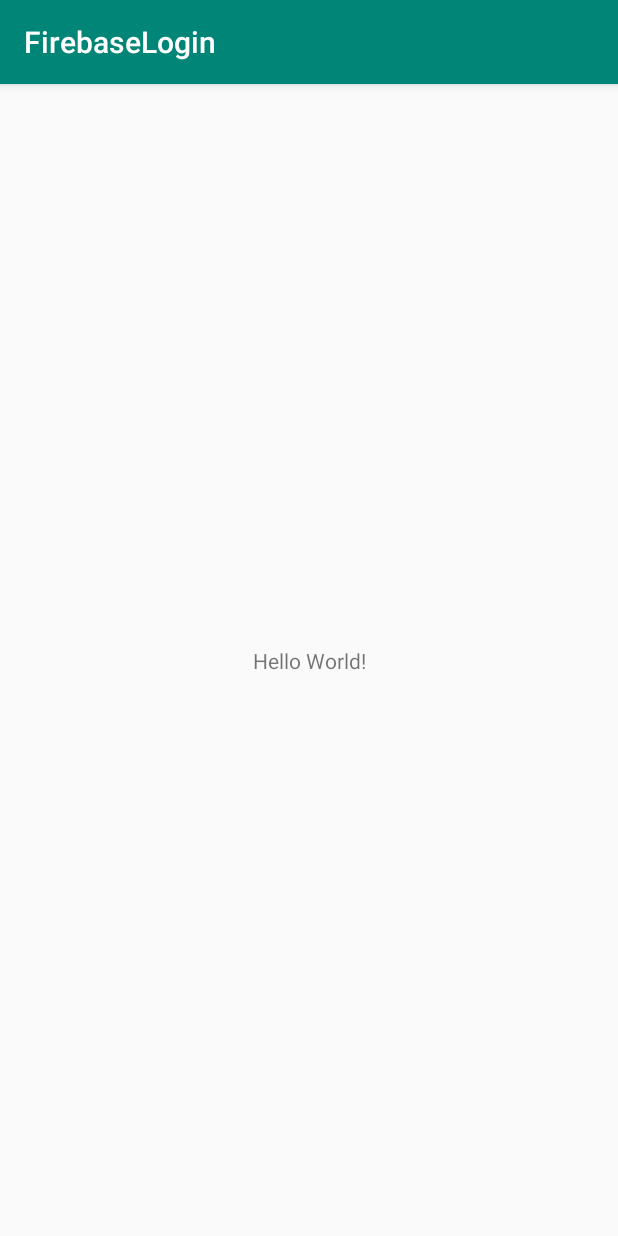
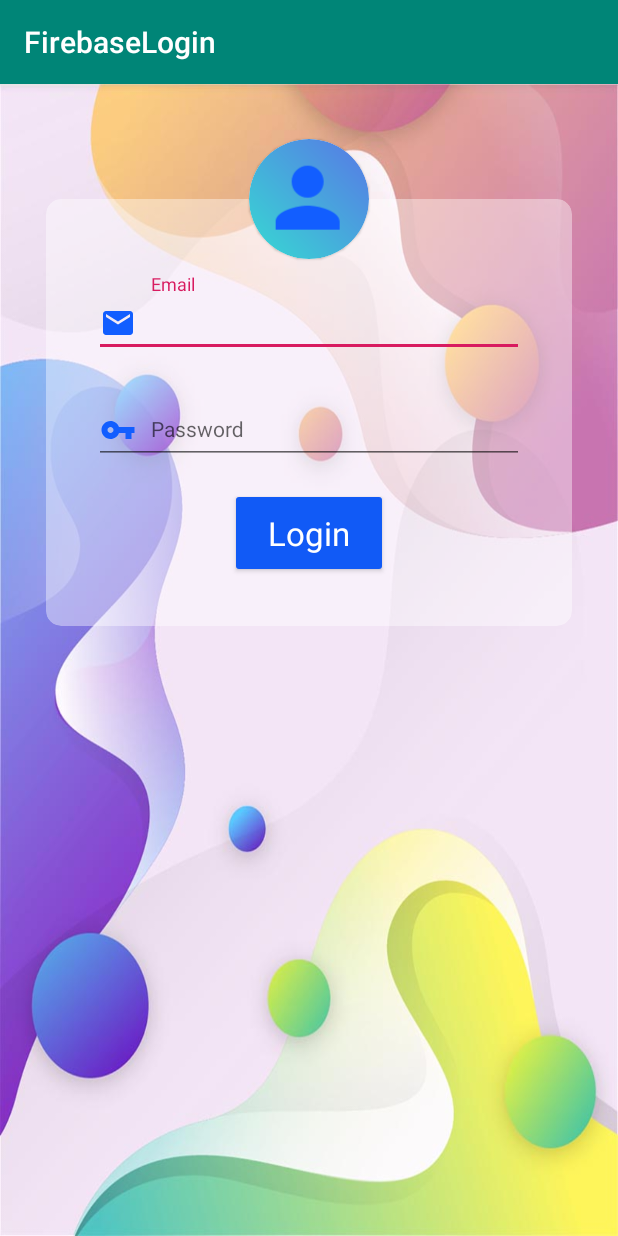
Before and after one commit to animevn/FirebaseLoginFragment, an Android app: the screen it shows after launch (MainActivity), on a phone screen of 412 x 824 dp. Run offline under Robolectric (Android 15) with nearby library versions, the phone set to English and light mode, and no system bars.

Commit message:
adding background icon

```diff
--- /dev/null
+++ b/app/src/main/java/com/animevn/firebaselogin/FragmentLogin.java
@@ -0,0 +1,22 @@
+package com.animevn.firebaselogin;
+
+import android.os.Bundle;
+import android.view.LayoutInflater;
+import android.view.View;
+import android.view.ViewGroup;
+
+import androidx.annotation.NonNull;
+import androidx.annotation.Nullable;
+import androidx.fragment.app.Fragment;
+
+public class FragmentLogin extends Fragment {
+
+    @Nullable
+    @Override
+    public View onCreateView(@NonNull LayoutInflater inflater,
+                             @Nullable ViewGroup container,
+                             @Nullable Bundle savedInstanceState) {
+
+        return inflater.inflate(R.layout.fragment_login, container, false);
+    }
+}
--- /dev/null
+++ b/app/src/main/res/drawable/background.xml
@@ -0,0 +1,16 @@
+<?xml version="1.0" encoding="utf-8"?>
+<shape xmlns:android="http://schemas.android.com/apk/res/android">
+
+    <gradient
+        android:startColor="#36dad2"
+        android:endColor="#5877e6"
+        android:angle="45" />
+
+    <size
+        android:width="30dp"
+        android:height="30dp"/>
+    <corners
+        android:radius="15dp"/>
+
+
+</shape>
--- /dev/null
+++ b/app/src/main/res/drawable/email.xml
@@ -0,0 +1,5 @@
+<vector android:height="24dp" android:tint="#125EFF"
+    android:viewportHeight="24.0" android:viewportWidth="24.0"
+    android:width="24dp" xmlns:android="http://schemas.android.com/apk/res/android">
+    <path android:fillColor="#FF000000" android:pathData="M20,4L4,4c-1.1,0 -1.99,0.9 -1.99,2L2,18c0,1.1 0.9,2 2,2h16c1.1,0 2,-0.9 2,-2L22,6c0,-1.1 -0.9,-2 -2,-2zM20,8l-8,5 -8,-5L4,6l8,5 8,-5v2z"/>
+</vector>
--- /dev/null
+++ b/app/src/main/res/drawable/icon.xml
@@ -0,0 +1,7 @@
+<?xml version="1.0" encoding="utf-8"?>
+<layer-list xmlns:android="http://schemas.android.com/apk/res/android">
+
+    <item android:drawable="@drawable/background"/>
+    <item android:drawable="@drawable/person"
+        android:gravity="center"/>
+</layer-list>
--- /dev/null
+++ b/app/src/main/res/drawable/password.xml
@@ -0,0 +1,5 @@
+<vector android:height="24dp" android:tint="#125EFF"
+    android:viewportHeight="24.0" android:viewportWidth="24.0"
+    android:width="24dp" xmlns:android="http://schemas.android.com/apk/res/android">
+    <path android:fillColor="#FF000000" android:pathData="M12.65,10C11.83,7.67 9.61,6 7,6c-3.31,0 -6,2.69 -6,6s2.69,6 6,6c2.61,0 4.83,-1.67 5.65,-4H17v4h4v-4h2v-4H12.65zM7,14c-1.1,0 -2,-0.9 -2,-2s0.9,-2 2,-2 2,0.9 2,2 -0.9,2 -2,2z"/>
+</vector>
--- /dev/null
+++ b/app/src/main/res/drawable/person.xml
@@ -0,0 +1,10 @@
+<vector
+    android:height="24dp"
+    android:tint="#125EFF"
+    android:viewportHeight="24.0"
+    android:viewportWidth="24.0"
+    android:width="24dp" xmlns:android="http://schemas.android.com/apk/res/android">
+    <path
+        android:fillColor="#FF000000"
+        android:pathData="M12,12c2.21,0 4,-1.79 4,-4s-1.79,-4 -4,-4 -4,1.79 -4,4 1.79,4 4,4zM12,14c-2.67,0 -8,1.34 -8,4v2h16v-2c0,-2.66 -5.33,-4 -8,-4z"/>
+</vector>
--- a/app/src/main/res/layout/activity_main.xml
+++ b/app/src/main/res/layout/activity_main.xml
@@ -1,18 +1,26 @@
 <?xml version="1.0" encoding="utf-8"?>
-<androidx.constraintlayout.widget.ConstraintLayout xmlns:android="http://schemas.android.com/apk/res/android"
+<androidx.constraintlayout.widget.ConstraintLayout
+    xmlns:android="http://schemas.android.com/apk/res/android"
     xmlns:app="http://schemas.android.com/apk/res-auto"
     xmlns:tools="http://schemas.android.com/tools"
+    android:id="@+id/constraintLayoutHome"
     android:layout_width="match_parent"
     android:layout_height="match_parent"
+    android:background="@android:color/transparent"
     tools:context=".MainActivity">
 
-    <TextView
-        android:layout_width="wrap_content"
-        android:layout_height="wrap_content"
-        android:text="Hello World!"
+
+    <fragment
+        android:id="@+id/fragmentNav"
+        android:name="androidx.navigation.fragment.NavHostFragment"
+        android:layout_width="match_parent"
+        android:layout_height="match_parent"
+        app:defaultNavHost="true"
         app:layout_constraintBottom_toBottomOf="parent"
-        app:layout_constraintLeft_toLeftOf="parent"
-        app:layout_constraintRight_toRightOf="parent"
-        app:layout_constraintTop_toTopOf="parent" />
+        app:layout_constraintEnd_toEndOf="parent"
+        app:layout_constraintStart_toStartOf="parent"
+        app:layout_constraintTop_toTopOf="parent"
+        app:navGraph="@navigation/navigation"
+        tools:layout="@layout/fragment_login" />
 
 </androidx.constraintlayout.widget.ConstraintLayout>
--- /dev/null
+++ b/app/src/main/res/layout/fragment_login.xml
@@ -0,0 +1,122 @@
+<?xml version="1.0" encoding="utf-8"?>
+<androidx.constraintlayout.widget.ConstraintLayout xmlns:android="http://schemas.android.com/apk/res/android"
+    xmlns:app="http://schemas.android.com/apk/res-auto"
+    android:id="@+id/constraintLayoutContainter"
+    android:layout_width="match_parent"
+    android:layout_height="match_parent"
+    android:background="@drawable/bg"
+    android:fitsSystemWindows="true">
+
+    <androidx.constraintlayout.widget.Guideline
+        android:id="@+id/guidelineLoginImage"
+        android:layout_width="wrap_content"
+        android:layout_height="wrap_content"
+        android:orientation="horizontal"
+        app:layout_constraintGuide_percent=".1"
+        />
+
+    <androidx.cardview.widget.CardView
+        android:id="@+id/cardViewLoginGroup"
+        android:layout_width="0dp"
+        android:layout_height="wrap_content"
+        android:backgroundTint="@color/cardViewBackground"
+        app:cardCornerRadius="10dp"
+        app:cardElevation="0dp"
+        app:layout_constraintEnd_toEndOf="parent"
+        app:layout_constraintHeight_percent=".6"
+        app:layout_constraintStart_toStartOf="parent"
+        app:layout_constraintTop_toTopOf="@id/guidelineLoginImage"
+        app:layout_constraintWidth_percent=".85">
+
+        <androidx.constraintlayout.widget.ConstraintLayout
+            android:id="@+id/constraintLayoutLoginGroup"
+            android:layout_width="match_parent"
+            android:layout_height="wrap_content">
+
+            <com.google.android.material.textfield.TextInputLayout
+                android:id="@+id/textInputEmail"
+                android:layout_width="0dp"
+                android:layout_height="wrap_content"
+                android:layout_marginStart="32dp"
+                android:layout_marginTop="50dp"
+                android:layout_marginEnd="32dp"
+                app:layout_constraintEnd_toEndOf="parent"
+                app:layout_constraintStart_toStartOf="parent"
+                app:layout_constraintTop_toTopOf="parent">
+
+                <com.google.android.material.textfield.TextInputEditText
+                    android:id="@+id/editTextEmail"
+                    android:layout_width="match_parent"
+                    android:layout_height="wrap_content"
+                    android:drawableStart="@drawable/email"
+                    android:drawablePadding="10dp"
+                    android:hint="@string/email_hint"
+                    android:textAppearance="@style/TextAppearance.AppCompat.Small" />
+            </com.google.android.material.textfield.TextInputLayout>
+
+            <com.google.android.material.textfield.TextInputLayout
+                android:id="@+id/textInputPassword"
+                android:layout_width="0dp"
+                android:layout_height="wrap_content"
+                android:layout_marginStart="32dp"
+                android:layout_marginTop="16dp"
+                android:layout_marginEnd="32dp"
+                app:layout_constraintEnd_toEndOf="parent"
+                app:layout_constraintStart_toStartOf="parent"
+                app:layout_constraintTop_toBottomOf="@+id/textInputEmail">
+
+                <com.google.android.material.textfield.TextInputEditText
+                    android:id="@+id/editTextPassword"
+                    android:layout_width="match_parent"
+                    android:layout_height="wrap_content"
+                    android:drawableStart="@drawable/password"
+                    android:drawablePadding="10dp"
+                    android:hint="@string/password_hint"
+                    android:textAppearance="@style/TextAppearance.AppCompat.Small" />
+            </com.google.android.material.textfield.TextInputLayout>
+
+            <Button
+                android:id="@+id/button2"
+                android:layout_width="wrap_content"
+                android:layout_height="wrap_content"
+                android:layout_marginStart="32dp"
+                android:layout_marginTop="16dp"
+                android:layout_marginEnd="32dp"
+                android:layout_marginBottom="32dp"
+                android:backgroundTint="@color/buttonColor"
+                android:paddingStart="25dp"
+                android:paddingTop="15dp"
+                android:paddingEnd="25dp"
+                android:paddingBottom="15dp"
+                android:text="@string/button_login"
+                android:textAppearance="@style/TextAppearance.AppCompat.Large"
+                android:textColor="#FFFFFF"
+                app:layout_constraintBottom_toBottomOf="parent"
+                app:layout_constraintEnd_toEndOf="parent"
+                app:layout_constraintStart_toStartOf="parent"
+                app:layout_constraintTop_toBottomOf="@+id/textInputPassword" />
+
+        </androidx.constraintlayout.widget.ConstraintLayout>
+    </androidx.cardview.widget.CardView>
+
+    <androidx.cardview.widget.CardView
+        android:id="@+id/cardViewLoginImage"
+        android:layout_width="80dp"
+        android:layout_height="80dp"
+        app:cardCornerRadius="40dp"
+        app:cardElevation="1dp"
+        app:layout_constraintBottom_toBottomOf="@id/guidelineLoginImage"
+        app:layout_constraintEnd_toEndOf="parent"
+        app:layout_constraintStart_toStartOf="parent"
+        app:layout_constraintTop_toTopOf="@id/guidelineLoginImage">
+
+        <ImageView
+            android:id="@+id/imageView"
+            android:layout_width="match_parent"
+            android:layout_height="match_parent"
+            android:contentDescription="@string/login_logo"
+            app:srcCompat="@drawable/icon" />
+
+    </androidx.cardview.widget.CardView>
+
+</androidx.constraintlayout.widget.ConstraintLayout>
--- /dev/null
+++ b/app/src/main/res/navigation/navigation.xml
@@ -0,0 +1,13 @@
+<?xml version="1.0" encoding="utf-8"?>
+<navigation xmlns:android="http://schemas.android.com/apk/res/android"
+    xmlns:app="http://schemas.android.com/apk/res-auto"
+    xmlns:tools="http://schemas.android.com/tools"
+    android:id="@+id/navigation"
+    app:startDestination="@id/fragmentLogin">
+
+    <fragment
+        android:id="@+id/fragmentLogin"
+        android:name="com.animevn.firebaselogin.FragmentLogin"
+        android:label="fragment_login"
+        tools:layout="@layout/fragment_login" />
+</navigation>
--- a/app/src/main/res/values/colors.xml
+++ b/app/src/main/res/values/colors.xml
@@ -3,4 +3,7 @@
     <color name="colorPrimary">#008577</color>
     <color name="colorPrimaryDark">#00574B</color>
     <color name="colorAccent">#D81B60</color>
+    <color name="cardViewBackground">#66ffffff</color>
+    <color name="buttonColor">#115af6</color>
+
 </resources>
--- a/app/src/main/res/values/strings.xml
+++ b/app/src/main/res/values/strings.xml
@@ -1,3 +1,8 @@
 <resources>
     <string name="app_name">FirebaseLogin</string>
+    <string name="btn_click">Button Click</string>
+    <string name="login_logo">Login Logo</string>
+    <string name="password_hint">Password</string>
+    <string name="email_hint">Email</string>
+    <string name="button_login">Login</string>
 </resources>
--- a/build.gradle
+++ b/build.gradle
@@ -7,8 +7,7 @@ buildscript {
 
     }
     dependencies {
-        //noinspection GradleDependency
-        classpath 'com.android.tools.build:gradle:3.5.1'
+        classpath 'com.android.tools.build:gradle:3.5.4'
         classpath 'com.google.gms:google-services:4.3.3'
 
         // NOTE: Do not place your application dependencies here; they belong
```
Also changed, not shown: app/build.gradle (+12 -0 lines), app/src/main/res/drawable/bg.jpg (added).
